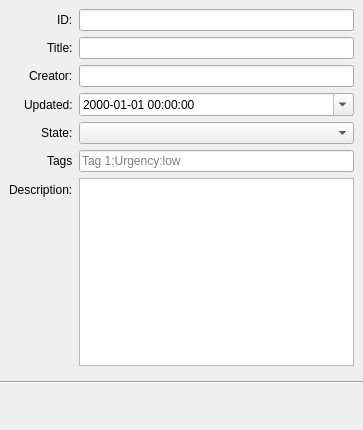
Before: the Qt Designer form src/openfluid/ui/common/WareshubIssueDialog.ui in OpenFLUID/openfluid, drawn with Qt 5.
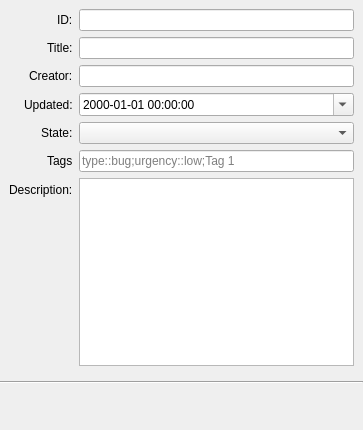
After: the same form once the commit is applied.

Commit message:
Handle issues type and urgency tags for ware migration
* Fixed issues ID conversion for ware migration
* Fixed ware issue dialog with ID validation

The edit to the form file:
```diff
--- a/src/openfluid/ui/common/WareshubIssueDialog.ui
+++ b/src/openfluid/ui/common/WareshubIssueDialog.ui
@@ -109,7 +109,7 @@
      <item row="5" column="1">
       <widget class="QLineEdit" name="TagsLineEdit">
        <property name="placeholderText">
-        <string>Tag 1;Urgency:low</string>
+        <string>type::bug;urgency::low;Tag 1</string>
        </property>
       </widget>
      </item>
```
The commit also changes 3 other files.
